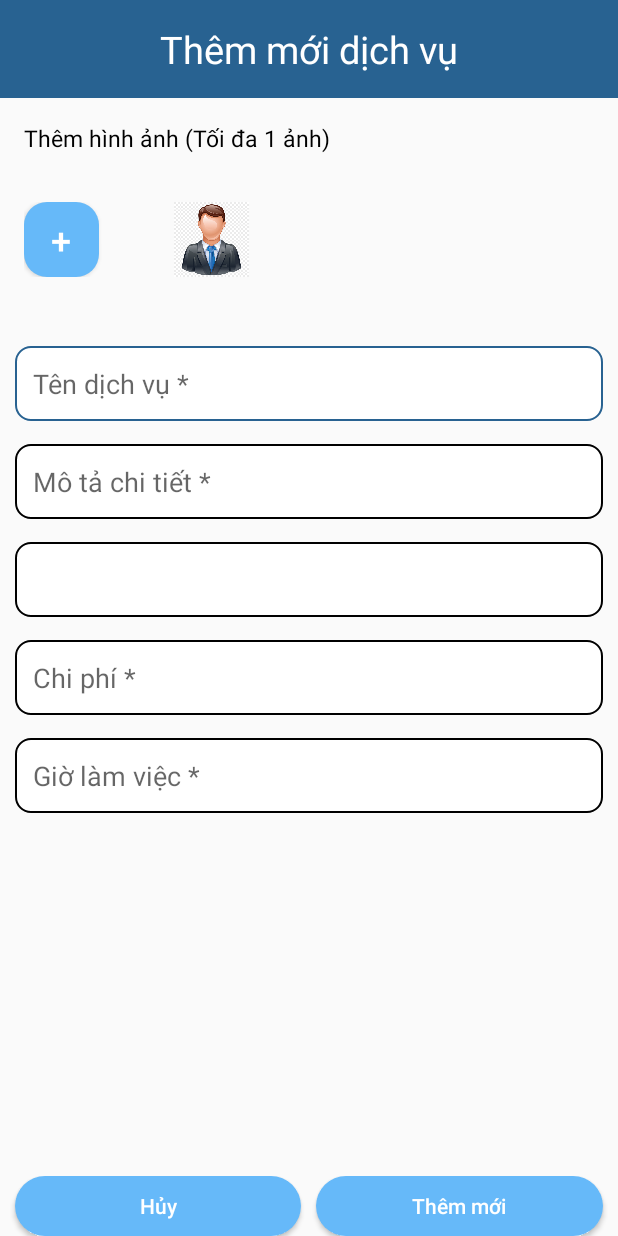
After one commit to Duynguyen162/Freelancer_Connect, an Android app: the AddMyServiceActivity screen opened directly, with no data from a screen before it, on a phone screen of 412 x 824 dp. The commit adds this screen. Run offline under Robolectric (Android 15) with nearby library versions, the phone set to English and light mode, and no system bars.

```diff
--- /dev/null
+++ b/app/src/main/java/com/example/freelancer_connect/user_service/AddMyServiceActivity.java
@@ -0,0 +1,36 @@
+package com.example.freelancer_connect.user_service;
+
+import android.os.Bundle;
+import android.view.View;
+import android.widget.Button;
+import android.widget.ImageView;
+
+import androidx.activity.EdgeToEdge;
+import androidx.appcompat.app.AppCompatActivity;
+import androidx.core.graphics.Insets;
+import androidx.core.view.ViewCompat;
+import androidx.core.view.WindowInsetsCompat;
+
+import com.example.freelancer_connect.R;
+
+public class AddMyServiceActivity extends AppCompatActivity {
+    private Button btnCancle;
+    @Override
+    protected void onCreate(Bundle savedInstanceState) {
+        super.onCreate(savedInstanceState);
+        EdgeToEdge.enable(this);
+        setContentView(R.layout.activity_add_my_service);
+        ViewCompat.setOnApplyWindowInsetsListener(findViewById(R.id.main), (v, insets) -> {
+            Insets systemBars = insets.getInsets(WindowInsetsCompat.Type.systemBars());
+            v.setPadding(systemBars.left, systemBars.top, systemBars.right, systemBars.bottom);
+            return insets;
+        });
+        btnCancle = findViewById(R.id.add_my_service_button_cancel);
+        btnCancle.setOnClickListener(new View.OnClickListener() {
+            @Override
+            public void onClick(View v) {
+                finish();
+            }
+        });
+    }
+}
--- /dev/null
+++ b/app/src/main/res/drawable/custom_input.xml
@@ -0,0 +1,20 @@
+<?xml version="1.0" encoding="utf-8"?>
+<selector xmlns:android="http://schemas.android.com/apk/res/android">
+
+    <item android:state_enabled="true" android:state_focused="true">
+        <shape android:shape="rectangle">
+            <solid android:color="@color/white"/>
+            <corners android:radius="10dp"/>
+            <stroke android:color="@color/primary_color" android:width="1dp"/>
+        </shape>
+    </item>
+
+    <item android:state_enabled="true">
+        <shape android:shape="rectangle">
+            <solid android:color="@color/white"/>
+            <corners android:radius="10dp"/>
+            <stroke android:color="@color/black" android:width="1dp"/>
+        </shape>
+    </item>
+
+</selector>
--- /dev/null
+++ b/app/src/main/res/layout/activity_add_my_service.xml
@@ -0,0 +1,153 @@
+<?xml version="1.0" encoding="utf-8"?>
+<RelativeLayout xmlns:android="http://schemas.android.com/apk/res/android"
+    xmlns:app="http://schemas.android.com/apk/res-auto"
+    xmlns:tools="http://schemas.android.com/tools"
+    android:id="@+id/main"
+    android:layout_width="match_parent"
+    android:layout_height="match_parent"
+    tools:context=".user_service.AddMyServiceActivity">
+
+    <LinearLayout
+        android:layout_width="match_parent"
+        android:layout_height="wrap_content"
+        android:background="@color/primary_color"
+        android:id="@+id/layout_add_my_service_heading">
+
+        <TextView
+            android:layout_width="match_parent"
+            android:layout_height="wrap_content"
+            android:padding="15dp"
+            android:text="Thêm mới dịch vụ"
+            android:textColor="@color/white"
+            android:textSize="25sp"
+            android:textAlignment="center"/>
+
+    </LinearLayout>
+
+    <TextView
+        android:id="@+id/add_my_service_text_view_add_image"
+        android:layout_width="wrap_content"
+        android:layout_height="wrap_content"
+        android:textSize="15sp"
+        android:text="Thêm hình ảnh (Tối đa 1 ảnh)"
+        android:textColor="@color/black"
+        android:layout_below="@id/layout_add_my_service_heading"
+        android:padding="16dp"/>
+
+    <LinearLayout
+        android:id="@+id/layout_add_image"
+        android:layout_width="wrap_content"
+        android:layout_height="wrap_content"
+        android:padding="16dp"
+        android:layout_below="@+id/add_my_service_text_view_add_image">
+
+        <Button
+            android:id="@+id/button"
+            android:background="@drawable/button_add_service_custom"
+            android:layout_width="50dp"
+            android:layout_height="50dp"
+            android:text="+"
+            android:textSize="24sp"
+            android:textColor="@color/white"/>
+
+        <ImageView
+            android:layout_width="50dp"
+            android:layout_height="50dp"
+            android:src="@drawable/img_user"
+            android:layout_marginStart="50dp"/>
+
+    </LinearLayout>
+
+    <EditText
+        android:id="@+id/add_my_service_name"
+        android:layout_width="match_parent"
+        android:layout_height="50dp"
+        android:padding="12dp"
+        android:layout_marginStart="10dp"
+        android:layout_marginEnd="10dp"
+        android:layout_marginTop="30dp"
+        android:background="@drawable/custom_input"
+        android:hint="Tên dịch vụ *"
+        android:layout_below="@+id/layout_add_image"/>
+
+    <EditText
+        android:id="@+id/add_my_service_description"
+        android:layout_width="match_parent"
+        android:layout_height="50dp"
+        android:padding="12dp"
+        android:layout_marginStart="10dp"
+        android:layout_marginEnd="10dp"
+        android:layout_marginTop="15dp"
+        android:background="@drawable/custom_input"
+        android:hint="Mô tả chi tiết *"
+        android:inputType="textMultiLine"
+        android:layout_below="@+id/add_my_service_name"/>
+
+    <Spinner
+        android:id="@+id/add_my_service_category"
+        android:layout_width="match_parent"
+        android:layout_height="50dp"
+        android:layout_below="@+id/add_my_service_description"
+        android:layout_marginTop="15dp"
+        android:layout_marginStart="10dp"
+        android:layout_marginEnd="10dp"
+        android:background="@drawable/custom_input"/>
+
+
+    <EditText
+        android:id="@+id/add_my_service_price"
+        android:layout_width="match_parent"
+        android:layout_height="50dp"
+        android:padding="12dp"
+        android:layout_marginStart="10dp"
+        android:layout_marginEnd="10dp"
+        android:layout_marginTop="15dp"
+        android:background="@drawable/custom_input"
+        android:hint="Chi phí *"
+        android:layout_below="@+id/add_my_service_category"/>
+
+    <EditText
+        android:id="@+id/add_my_service_time"
+        android:layout_width="match_parent"
+        android:layout_height="50dp"
+        android:padding="12dp"
+        android:layout_marginStart="10dp"
+        android:layout_marginEnd="10dp"
+        android:layout_marginTop="15dp"
+        android:background="@drawable/custom_input"
+        android:hint="Giờ làm việc *"
+        android:inputType="textMultiLine"
+        android:layout_below="@+id/add_my_service_price"/>
+
+    <LinearLayout
+        android:layout_width="match_parent"
+        android:layout_height="wrap_content"
+        android:orientation="horizontal"
+        android:layout_alignParentBottom="true">
+
+        <Button
+            android:id="@+id/add_my_service_button_cancel"
+            android:layout_width="0dp"
+            android:layout_height="40dp"
+            android:layout_weight="1"
+            android:layout_marginStart="10dp"
+            android:layout_marginEnd="10dp"
+            android:background="@drawable/my_service_custom_button"
+            android:text="Hủy"
+            android:textAllCaps="false"
+            android:textColor="@color/white" />
+
+        <Button
+            android:id="@+id/add_my_service_button_add"
+            android:layout_width="0dp"
+            android:layout_height="40dp"
+            android:layout_weight="1"
+            android:layout_marginEnd="10dp"
+            android:background="@drawable/my_service_custom_button"
+            android:text="Thêm mới"
+            android:textAllCaps="false"
+            android:textColor="@color/white" />
+
+    </LinearLayout>
+
+</RelativeLayout>
--- a/app/src/main/res/layout/fragment_display_service.xml
+++ b/app/src/main/res/layout/fragment_display_service.xml
@@ -15,7 +15,7 @@
     </androidx.recyclerview.widget.RecyclerView>
 
     <Button
-        android:id="@+id/button"
+        android:id="@+id/display_service_button_add"
         android:background="@drawable/button_add_service_custom"
         android:layout_width="50dp"
         android:layout_height="50dp"
```
Also changed, not shown: app/src/main/AndroidManifest.xml (+11 -4 lines), app/src/main/java/com/example/freelancer_connect/user_service/ApprovingServiceFragment.java (+30 -3 lines), app/src/main/java/com/example/freelancer_connect/user_service/DeniedServiceFragment.java (+29 -2 lines), app/src/main/java/com/example/freelancer_connect/user_service/DisplayServiceFragment.java (+11 -0 lines), app/src/main/java/com/example/freelancer_connect/user_service/EditMyServiceActivity.java (added, +26 -0 lines), app/src/main/res/layout/activity_edit_my_service.xml (added, +153 -0 lines), app/src/main/res/layout/fragment_approving_service.xml (+13 -5 lines), app/src/main/res/layout/fragment_denied_service.xml (+20 -8 lines).
